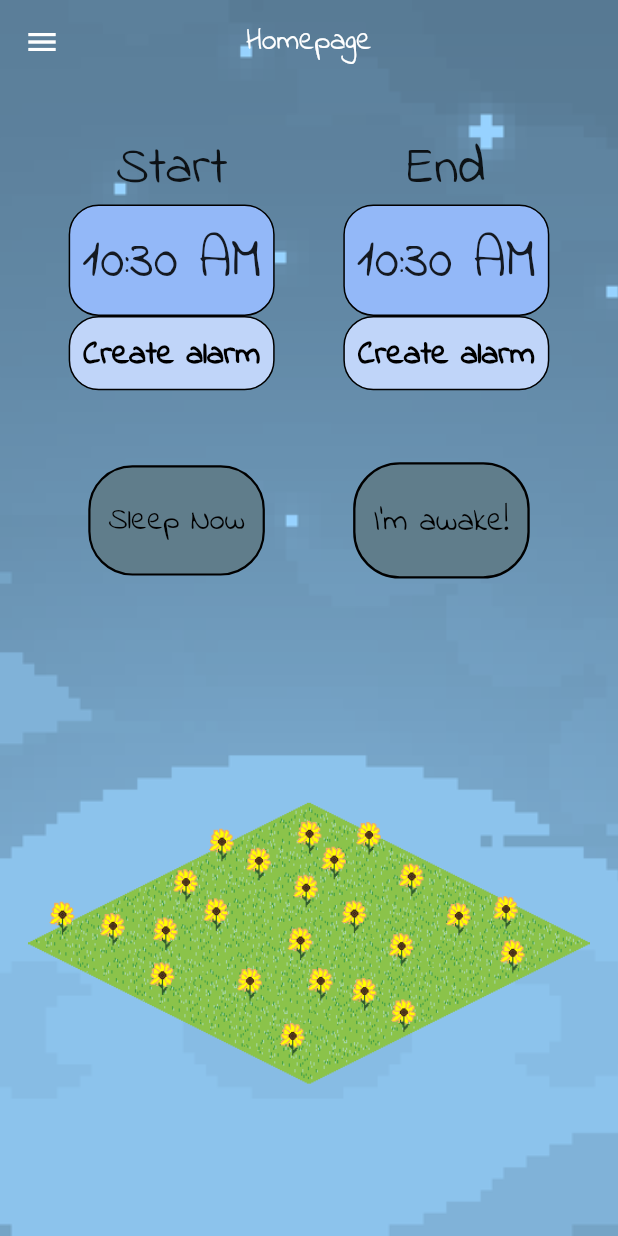
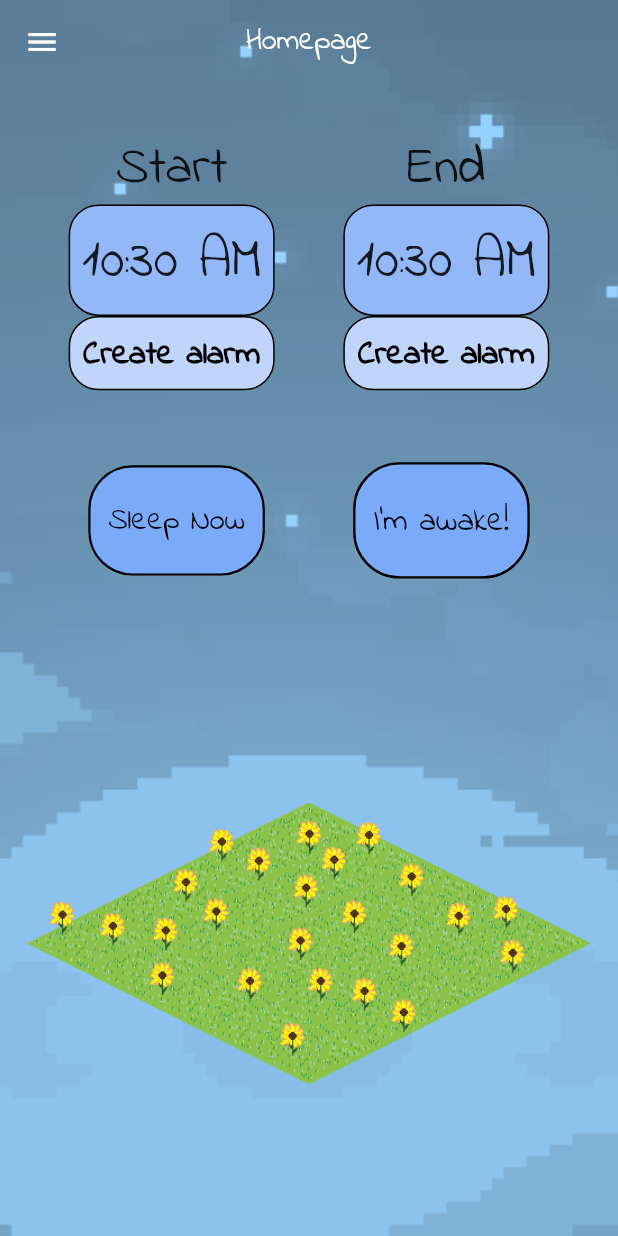
Before and after one commit to yuuutong/Orbital-Project, a Flutter app: the HomeScreen screen opened directly, on a phone screen of 412 x 824 dp. Run offline on Flutter 3.47's test engine with Material 2 defaults, Android fonts, the phone set to English and light mode, and no system bars; our stand-ins replace cloud_firestore, firebase_auth, firebase_core, fl_chart, shimmer; missing offline and left inert: flutter_alarm_clock, loading_gifs, time_chart; accounts and stored records are empty.

Commit message:
UI change

```diff
--- a/sleeplah/lib/home_page/HomeScreen.dart
+++ b/sleeplah/lib/home_page/HomeScreen.dart
@@ -1,6 +1,7 @@
 import 'package:firebase_auth/firebase_auth.dart';
 import 'package:flutter/material.dart';
 import 'package:flutter_alarm_clock/flutter_alarm_clock.dart';
+import 'package:sleeplah/constant.dart';
 import 'package:sleeplah/friend_system/friendboard_page.dart';
 // import 'package:sleeplah/flower_collection/FlowerCollection.dart';
 import 'package:sleeplah/login_page/LoginScreen.dart';
@@ -79,7 +80,7 @@ class _HomeScreenState extends State<HomeScreen> {
           children: [
             const DrawerHeader(
               decoration: BoxDecoration(
-                color: Colors.blue,
+                color: primaryColor,
               ),
               child: Text('SleepLah!'),
             ),
--- a/sleeplah/lib/home_page/startSleepingButton.dart
+++ b/sleeplah/lib/home_page/startSleepingButton.dart
@@ -1,4 +1,5 @@
 import 'package:flutter/material.dart';
+import 'package:sleeplah/constant.dart';
 import 'package:sleeplah/database.dart';
 import 'package:firebase_auth/firebase_auth.dart';
 import 'package:sleeplah/home_page/sleep.dart';
@@ -24,7 +25,7 @@ class startSleepingButtonState extends State<startSleepingButton> {
         alignment: Alignment.center,
         child: Container(
           decoration: BoxDecoration(
-            color: Colors.blueGrey,
+            color: themePrimaryColor,
             border: Border.all(),
             borderRadius: const BorderRadius.all(Radius.circular(20)),
           ),
--- a/sleeplah/lib/home_page/wakeUpButton.dart
+++ b/sleeplah/lib/home_page/wakeUpButton.dart
@@ -28,7 +28,7 @@ class wakeUpButtonState extends State<wakeUpButton> {
         child: Container(
           //color: Colors.blueGrey,
           decoration: BoxDecoration(
-            color: Colors.blueGrey,
+            color: themePrimaryColor,
             border: Border.all(),
             borderRadius: const BorderRadius.all(
               Radius.circular(20),
--- a/sleeplah/lib/profile_picking/info.dart
+++ b/sleeplah/lib/profile_picking/info.dart
@@ -147,7 +147,7 @@ class _InfoState extends State<Info> {
   Widget _buildGridTile(String id) {
     String path = "assets/images/$id.png";
     return SimpleDialogOption(
-      child: Container(padding: EdgeInsets.zero, child: Image.asset(path)),
+      child: Container(padding: EdgeInsets.zero, child: Image.asset(path, fit: BoxFit.contain, filterQuality: FilterQuality.none,)),
       onPressed: () {
         setState(() {
           userFlower = id;
```
